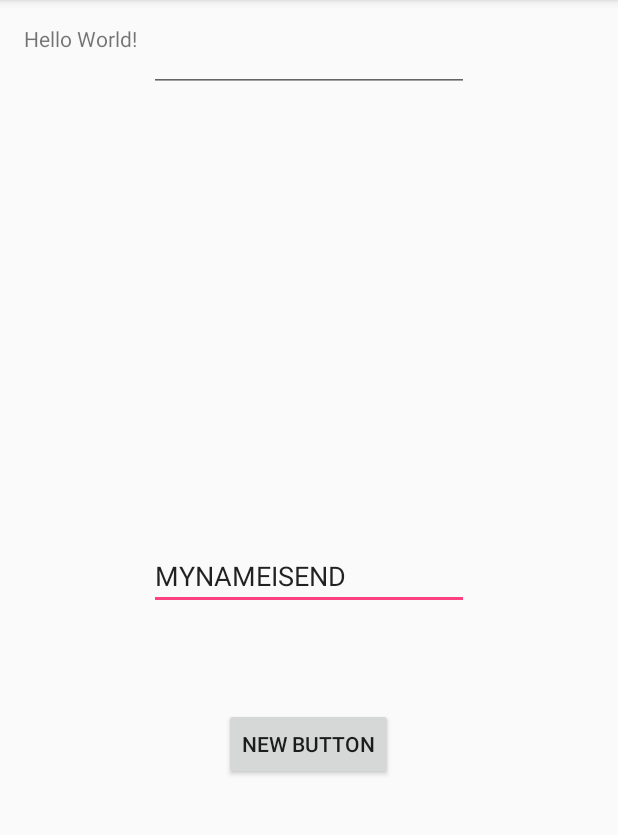
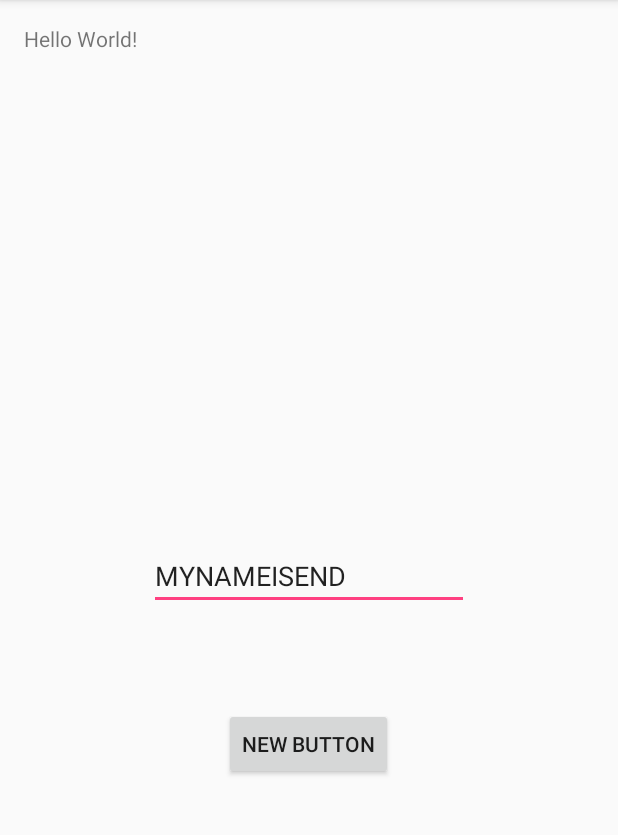
Before and after one commit to HeesuKim/TestApp, an Android app: the screen it shows after launch (MainActivity), on a phone screen of 412 x 824 dp, the part 84-919 px from its top. Run offline under Robolectric (Android 15) with nearby library versions, the phone set to English and light mode, and no system bars.

Commit message:
commitTest 33

```diff
--- a/app/src/main/res/layout/activity_main.xml
+++ b/app/src/main/res/layout/activity_main.xml
@@ -25,17 +25,6 @@
         android:layout_centerVertical="true"
         android:layout_centerHorizontal="true" />
 
-
-    <EditText
-        android:layout_width="wrap_content"
-        android:layout_height="wrap_content"
-        android:inputType="textEmailAddress"
-        android:ems="10"
-        android:id="@+id/editText2"
-        android:layout_alignTop="@+id/progressBar"
-        android:layout_alignLeft="@+id/editText"
-        android:layout_alignStart="@+id/editText" />
-
     <Button
         android:layout_width="wrap_content"
         android:layout_height="wrap_content"
```
